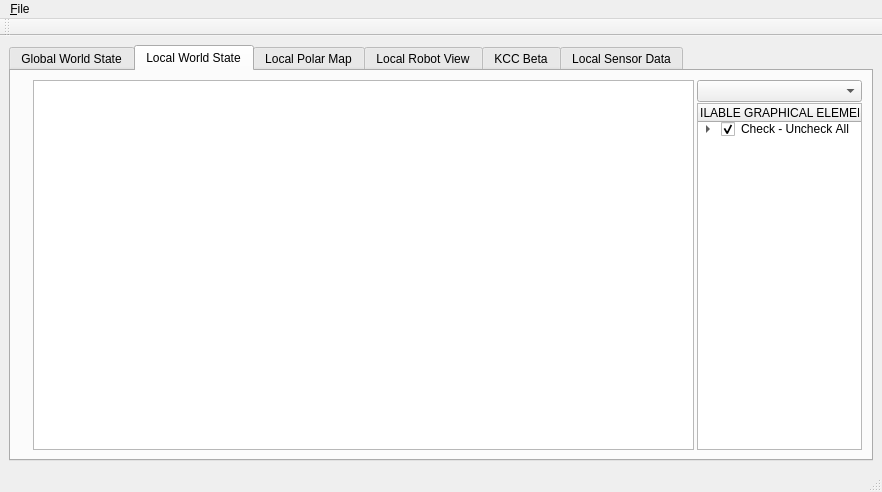
Before: the Qt Designer form GUITools/KMonitor/KMonitor.ui in kouretes/Monas, drawn with Qt 5.
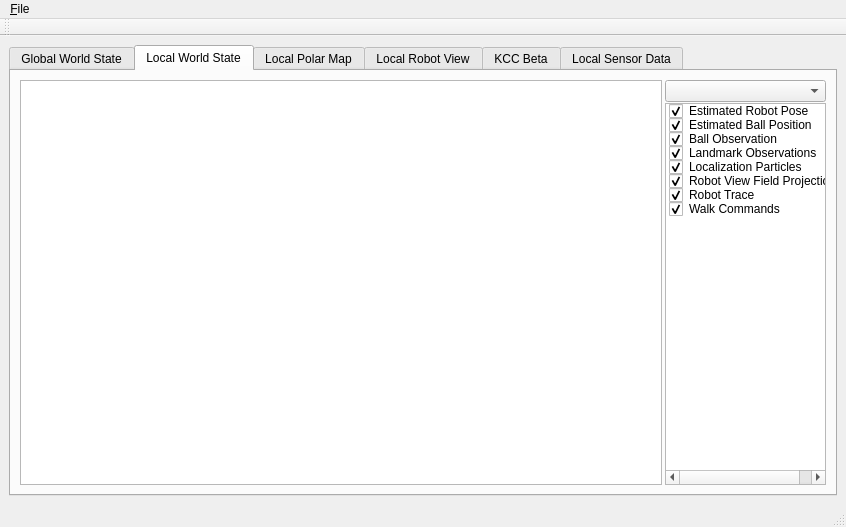
After: the same form once the commit is applied. The open tabs and pages were chosen to show the change. Custom widgets are drawn as their Qt base class.

Commit message: Change element list to tree 3rd tab

Diff of the .ui file:
```diff
--- a/GUITools/KMonitor/KMonitor.ui
+++ b/GUITools/KMonitor/KMonitor.ui
@@ -6,8 +6,8 @@
    <rect>
     <x>0</x>
     <y>0</y>
-    <width>882</width>
-    <height>492</height>
+    <width>846</width>
+    <height>527</height>
    </rect>
   </property>
   <property name="windowTitle">
@@ -76,13 +76,6 @@
         <string>Local World State</string>
        </attribute>
        <layout class="QHBoxLayout" name="horizontalLayout_2">
-        <item>
-         <widget class="QLabel" name="LWSLabel">
-          <property name="text">
-           <string/>
-          </property>
-         </widget>
-        </item>
         <item>
          <layout class="QHBoxLayout" name="horizontalLayout" stretch="4,1">
           <property name="spacing">
@@ -100,30 +93,7 @@
              <widget class="QComboBox" name="LWSComboBox"/>
             </item>
             <item>
-             <widget class="QTreeWidget" name="treeWidget">
-              <column>
-               <property name="text">
-                <string>AVAILABLE GRAPHICAL ELEMENTS</string>
-               </property>
-               <property name="textAlignment">
-                <set>AlignHCenter|AlignVCenter|AlignCenter</set>
-               </property>
-              </column>
-              <item>
-               <property name="text">
-                <string>Check - Uncheck All</string>
-               </property>
-               <property name="font">
-                <font>
-                 <kerning>false</kerning>
-                </font>
-               </property>
-               <property name="checkState">
-                <enum>Checked</enum>
-               </property>
-               <property name="flags">
-                <set>ItemIsSelectable|ItemIsUserCheckable|ItemIsEnabled</set>
-               </property>
+             <widget class="QListWidget" name="LWSListWidget">
                <item>
                 <property name="text">
                  <string>Estimated Robot Pose</string>
@@ -134,7 +104,7 @@
                </item>
                <item>
                 <property name="text">
-                 <string>Estimated Ball Position</string>
+                <string>Estimated Ball Position </string>
                 </property>
                 <property name="checkState">
                  <enum>Checked</enum>
@@ -148,6 +118,45 @@
                  <enum>Checked</enum>
                 </property>
                </item>
+              <item>
+               <property name="text">
+                <string>Landmark Observations</string>
+               </property>
+               <property name="checkState">
+                <enum>Checked</enum>
+               </property>
+              </item>
+              <item>
+               <property name="text">
+                <string>Localization Particles</string>
+               </property>
+               <property name="checkState">
+                <enum>Checked</enum>
+               </property>
+              </item>
+              <item>
+               <property name="text">
+                <string>Robot View Field Projection</string>
+               </property>
+               <property name="checkState">
+                <enum>Checked</enum>
+               </property>
+              </item>
+              <item>
+               <property name="text">
+                <string>Robot Trace</string>
+               </property>
+               <property name="checkState">
+                <enum>Checked</enum>
+               </property>
+              </item>
+              <item>
+               <property name="text">
+                <string>Walk Commands</string>
+               </property>
+               <property name="checkState">
+                <enum>Checked</enum>
+               </property>
               </item>
              </widget>
             </item>
@@ -340,7 +349,7 @@
     <rect>
      <x>0</x>
      <y>0</y>
-     <width>882</width>
+     <width>846</width>
      <height>25</height>
     </rect>
    </property>
```
Left out of the diff: 80 changed lines with no effect on the pictures. Lines whose indentation alone changed are shown as unchanged. The commit also changes 9 other files.
